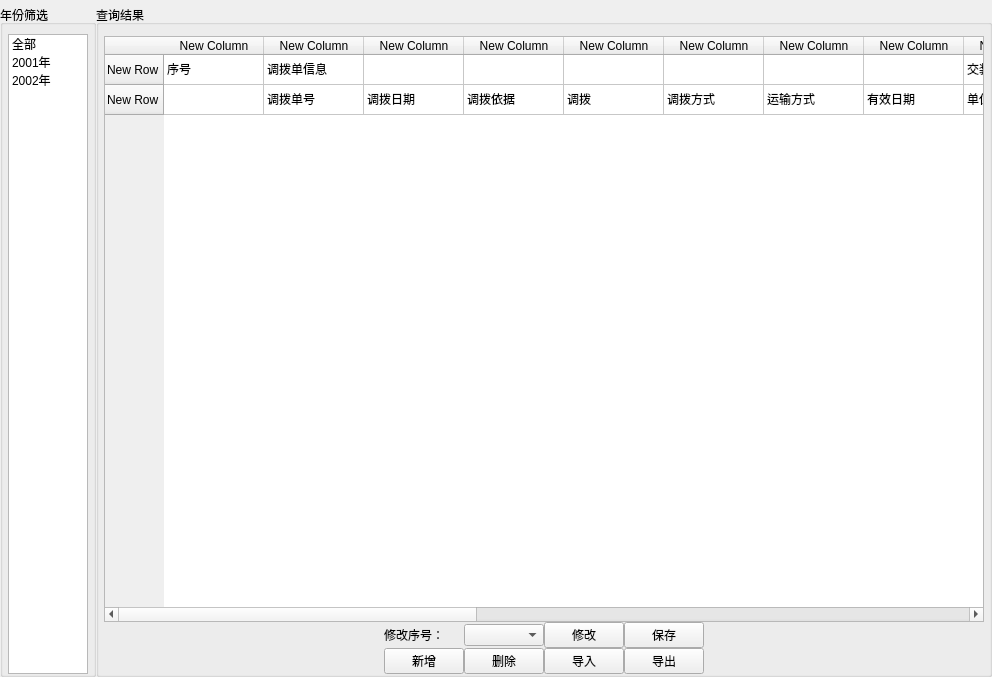
Qt form widgets/alocatMange/armyTransfer.ui (Belos10/Equip) before a commit.
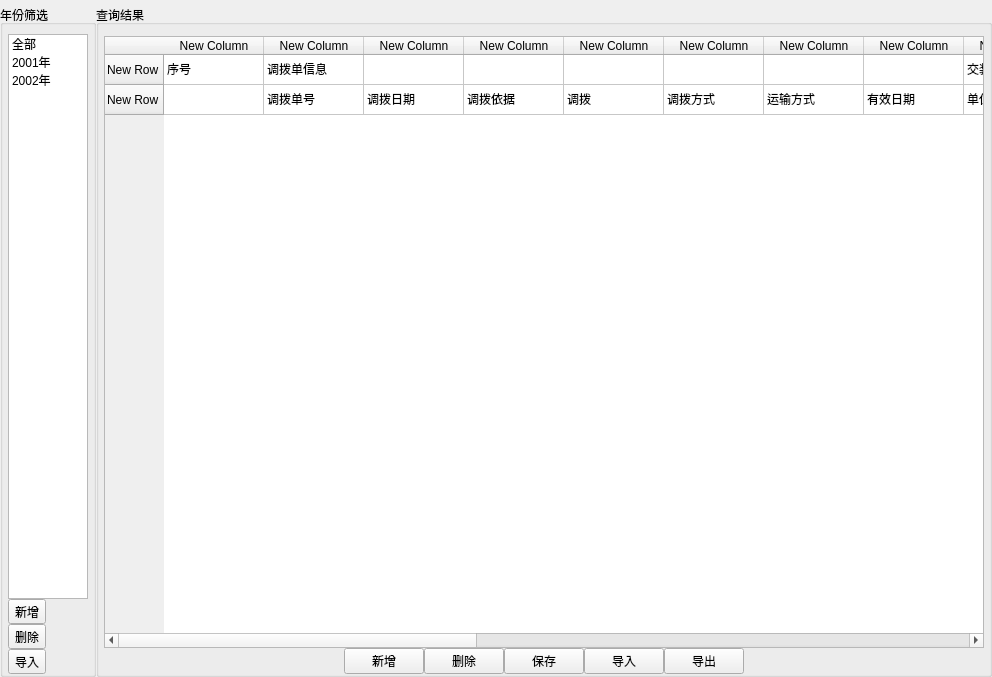
The same form after that commit.

Diff of the .ui file:
```diff
--- a/widgets/alocatMange/armyTransfer.ui
+++ b/widgets/alocatMange/armyTransfer.ui
@@ -102,6 +102,27 @@
            </item>
           </widget>
          </item>
+         <item>
+          <widget class="QToolButton" name="tb_add">
+           <property name="text">
+            <string>新增</string>
+           </property>
+          </widget>
+         </item>
+         <item>
+          <widget class="QToolButton" name="tb_del">
+           <property name="text">
+            <string>删除</string>
+           </property>
+          </widget>
+         </item>
+         <item>
+          <widget class="QToolButton" name="tb_input">
+           <property name="text">
+            <string>导入</string>
+           </property>
+          </widget>
+         </item>
         </layout>
        </widget>
       </item>
@@ -395,58 +416,35 @@
         </item>
         <item>
          <layout class="QGridLayout" name="gridLayout">
-          <item row="0" column="0">
-           <spacer name="horizontalSpacer">
-            <property name="orientation">
-             <enum>Qt::Horizontal</enum>
+          <item row="0" column="3">
+           <widget class="QPushButton" name="pb_save">
+            <property name="text">
+             <string>保存</string>
             </property>
-            <property name="sizeHint" stdset="0">
-             <size>
-              <width>40</width>
-              <height>20</height>
-             </size>
-            </property>
-           </spacer>
+           </widget>
           </item>
-          <item row="0" column="2">
-           <widget class="QComboBox" name="cb_rowNum"/>
-          </item>
-          <item row="1" column="1">
+          <item row="0" column="1">
            <widget class="QPushButton" name="pb_add">
             <property name="text">
              <string>新增</string>
             </property>
            </widget>
           </item>
-          <item row="1" column="2">
+          <item row="0" column="2">
            <widget class="QPushButton" name="pb_del">
             <property name="text">
              <string>删除</string>
             </property>
            </widget>
           </item>
-          <item row="0" column="1">
-           <widget class="QLabel" name="label_2">
-            <property name="text">
-             <string>修改序号：</string>
-            </property>
-           </widget>
-          </item>
-          <item row="1" column="3">
-           <widget class="QPushButton" name="pb_input">
-            <property name="text">
-             <string>导入</string>
-            </property>
-           </widget>
-          </item>
-          <item row="1" column="4">
+          <item row="0" column="5">
            <widget class="QPushButton" name="pb_output">
             <property name="text">
              <string>导出</string>
             </property>
            </widget>
           </item>
-          <item row="1" column="5">
+          <item row="0" column="6">
            <spacer name="horizontalSpacer_2">
             <property name="orientation">
              <enum>Qt::Horizontal</enum>
@@ -459,20 +457,26 @@
             </property>
            </spacer>
           </item>
-          <item row="0" column="3">
-           <widget class="QPushButton" name="pb_update">
-            <property name="text">
-             <string>修改</string>
-            </property>
-           </widget>
-          </item>
           <item row="0" column="4">
-           <widget class="QPushButton" name="pb_save">
+           <widget class="QPushButton" name="pb_input">
             <property name="text">
-             <string>保存</string>
+             <string>导入</string>
             </property>
            </widget>
           </item>
+          <item row="0" column="0">
+           <spacer name="horizontalSpacer">
+            <property name="orientation">
+             <enum>Qt::Horizontal</enum>
+            </property>
+            <property name="sizeHint" stdset="0">
+             <size>
+              <width>40</width>
+              <height>20</height>
+             </size>
+            </property>
+           </spacer>
+          </item>
          </layout>
         </item>
        </layout>
```
